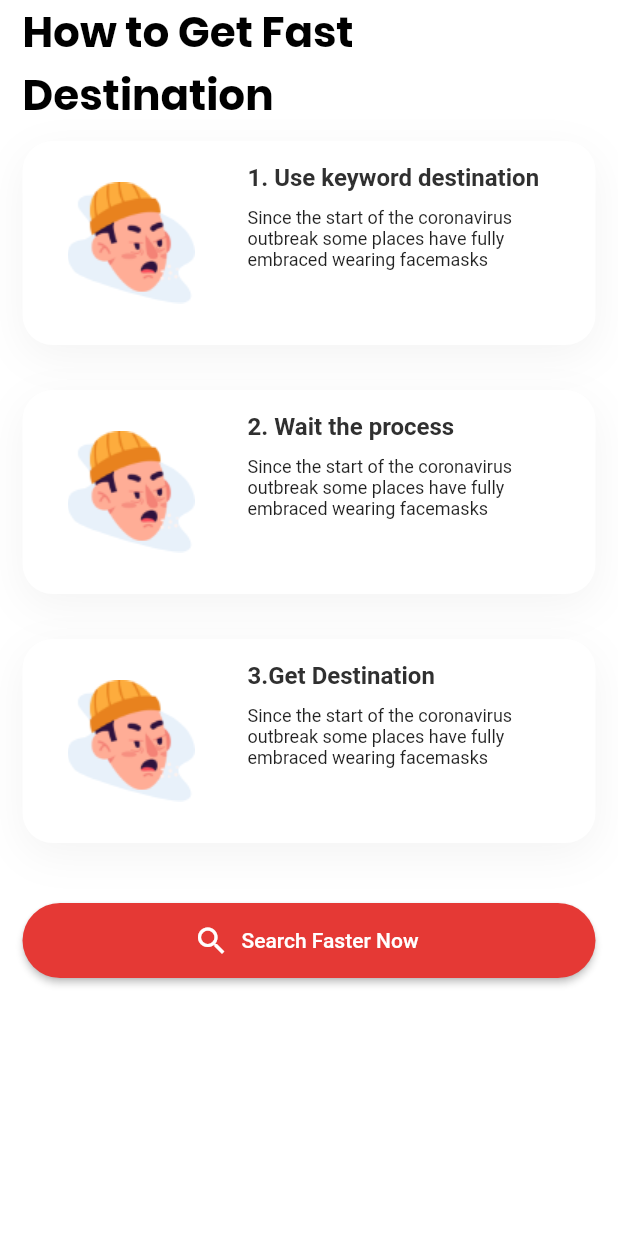
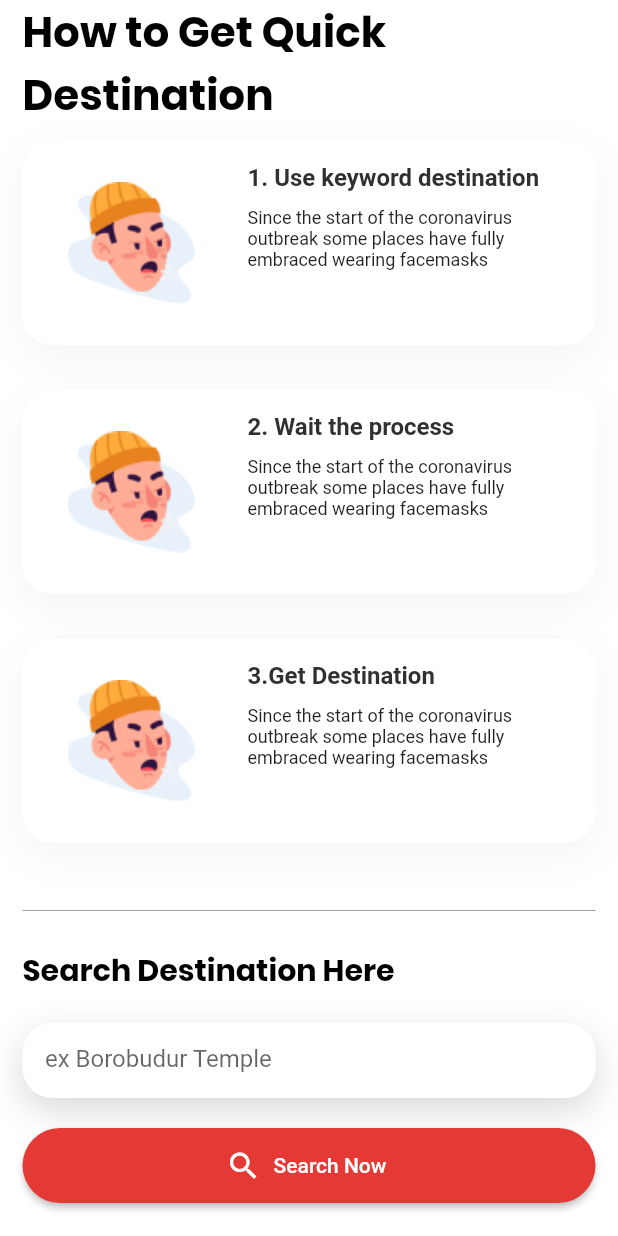
Before and after one commit to farhanfr/Backpacking-Indonesia-App, a Flutter app: the SearchDestinationFast screen opened directly, on a phone screen of 412 x 824 dp. Run offline on Flutter 3.47's test engine with Material 2 defaults, Android fonts, the phone set to English and light mode, and no system bars; our stand-ins replace carousel_slider, fluttertoast, get, shared_preferences; missing offline and left inert: back_button_interceptor; accounts and stored records are empty.

Commit message:
more fix & update

```diff
--- a/lib/main.dart
+++ b/lib/main.dart
@@ -1,4 +1,3 @@
-import 'package:backpacking_indonesia/page/auth/login.dart';
 import 'package:backpacking_indonesia/page/splash_screen.dart';
 import 'package:flutter/material.dart';
 import 'package:get/get.dart';
@@ -30,7 +29,7 @@ class MyApp extends StatelessWidget {
         // closer together (more dense) than on mobile platforms.
         visualDensity: VisualDensity.adaptivePlatformDensity,
       ),
-      home: Login(),
+      home: SplashScreen(),
     );
   }
 }
--- a/lib/model/destination_model.dart
+++ b/lib/model/destination_model.dart
@@ -16,19 +16,23 @@
 //   }
 // }
 
+import 'dart:convert';
+
 class DestinationModel{
   final int id;
+  final int zone_id;
   final int city_id;
   final String name_destination;
   final String desc_destination;
   final String photo;
   final City city;
 
-  DestinationModel({this.id, this.city_id, this.name_destination, this.desc_destination, this.photo, this.city});
+  DestinationModel({this.id, this.zone_id, this.city_id, this.name_destination, this.desc_destination, this.photo, this.city});
 
   factory DestinationModel.fromJson(Map <String,dynamic> json){
       return new DestinationModel(
         id:json['id'],
+        zone_id: json['zone_id'],
         city_id:json['city_id'],
         name_destination:json['name_destination'],
         desc_destination: json['desc_destination'],
--- a/lib/page/destination_fast/search_destination_fast.dart
+++ b/lib/page/destination_fast/search_destination_fast.dart
@@ -13,7 +13,7 @@ class SearchDestinationFast extends StatelessWidget {
           padding: EdgeInsets.symmetric(horizontal: 15.0),
           child: Column(
             children: <Widget>[
-              Text("How to Get Fast Destination",
+              Text("How to Get Quick Destination",
                   style: TextStyle(
                       color: Colors.black,
                       fontFamily: "Poppins",
@@ -40,20 +40,35 @@ class SearchDestinationFast extends StatelessWidget {
               SizedBox(
                 height: 20.0,
               ),
+              Divider(height: 10,color: Colors.grey,),
+              SizedBox(
+                height: 20.0,
+              ),
+              Align(
+                alignment: Alignment.topLeft,
+                child: Text("Search Destination Here",style: TextStyle(
+                      color: Colors.black,
+                      fontFamily: "Poppins",
+                      fontWeight: FontWeight.bold,
+                      fontSize: 20.0)),
+              ),
+              SizedBox(height: 20.0),
+              SearchEngine(),
               ButtonTheme(
                 minWidth: MediaQuery.of(context).size.width,
                 height: 50.0,
                 child: RaisedButton.icon(
                   icon: Icon(Icons.search,color: Colors.white,),
                     label:
-                        Text("Search Faster Now", style: TextStyle(color: Colors.white)),
+                        Text("Search Now", style: TextStyle(color: Colors.white)),
                     shape: RoundedRectangleBorder(
                         borderRadius: BorderRadius.circular(30.0)),
                     color: Colors.red[600],
                     onPressed: ()=>Get.to(SearchEngineDestination()
                     ),
                 )
-              )
+              ),
+              SizedBox(height: 20,)
             ]
           ),
         ),
@@ -124,3 +139,47 @@ class HowToSearch extends StatelessWidget {
     );
   }
 }
+
+
+
+class SearchEngine extends StatefulWidget {
+  @override
+  _SearchEngineState createState() => _SearchEngineState();
+}
+
+class _SearchEngineState extends State<SearchEngine> {
+  @override
+  Widget build(BuildContext context) {
+    return SizedBox(
+        height: 70,
+        child: Stack(
+          children: <Widget>[
+            Container(
+              height: 50,
+              width: double.infinity,
+              decoration: BoxDecoration(
+                  borderRadius: BorderRadius.circular(20),
+                  color: Colors.white,
+                  boxShadow: [
+                    BoxShadow(
+                        offset: Offset(0, 8),
+                        blurRadius: 20,
+                        color: Colors.grey.withOpacity(0.4))
+                  ]),
+            ),
+            Padding(
+              padding: EdgeInsets.symmetric(horizontal: 15),
+              child: TextField(
+              textInputAction: TextInputAction.send,
+              decoration: InputDecoration(
+                 border: InputBorder.none,
+                hintText: "ex Borobudur Temple"
+              ),
+            ),
+          ),
+          ],
+        ),
+      );
+
+  }
+}
--- a/lib/page/destination_fast/search_engine_destination.dart
+++ b/lib/page/destination_fast/search_engine_destination.dart
@@ -26,6 +26,7 @@ class SearchEngineDestination extends StatelessWidget {
                 fontFamily: "Poppins"
               ),)  ,
             ),
+
           ],
         ),
       ),
--- a/lib/page/destination_specific/top_province.dart
+++ b/lib/page/destination_specific/top_province.dart
@@ -31,19 +31,23 @@ class _TopProvinceState extends State<TopProvince> {
         "http://192.168.1.7:8000/api/v1/province/get/province/zone/?zone_id=${widget.zoneId}");
     // Map<String, dynamic> map = json.decode(response.body);
     // List<dynamic> data = map["data"];
-    setState(() {
+    if (this.mounted) {
+      setState(() {
       loading = true;
     });
+    }
     if (response.statusCode == 200) {
       final data = jsonDecode(response.body);
 
       for (Map i in data) {
         _list.add(ProvinceModel.fromJson(i));
       }
+      if (this.mounted) {
       setState(() {
         loading = false;
         getStatusResp = response.statusCode;
       });
+      }
       print(data);
     } else {
       print("GAGAL");
--- a/lib/page/destination_specific/various_province.dart
+++ b/lib/page/destination_specific/various_province.dart
@@ -83,6 +83,7 @@ class _VariousProvinceState extends State<VariousProvince> {
             ],
           ),
         ),
+        loading ? Center(child: CircularProgressIndicator()) :
         ListView.builder(
             shrinkWrap: true,
             physics: const NeverScrollableScrollPhysics(),
--- a/pubspec.yaml
+++ b/pubspec.yaml
@@ -30,6 +30,7 @@ dependencies:
   back_button_interceptor: ^4.2.4
   fluttertoast: ^4.0.1
   json_serializable: ^3.3.0
+
 
 
 
```
Also changed, not shown: lib/model/user_model.dart (+9 -1 lines), lib/page/auth/login.dart (+5 -3 lines), lib/page/main_parent.dart (+57 -35 lines).
